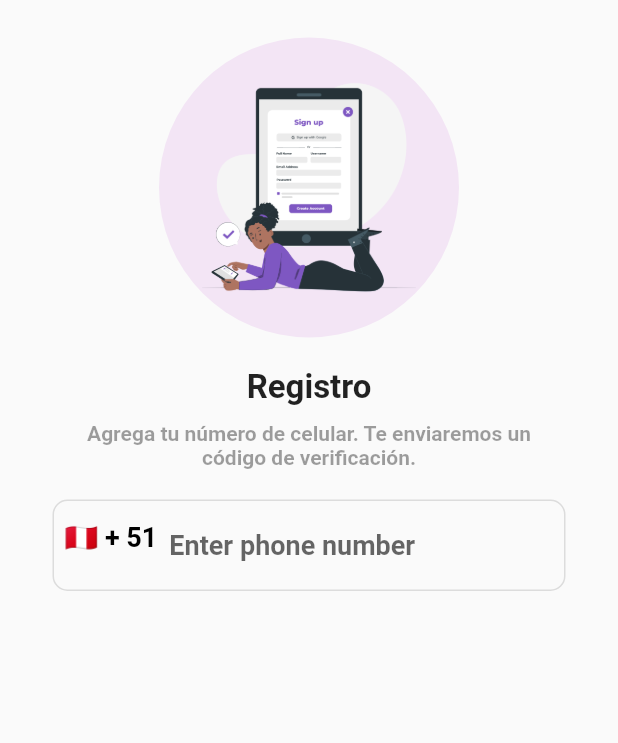
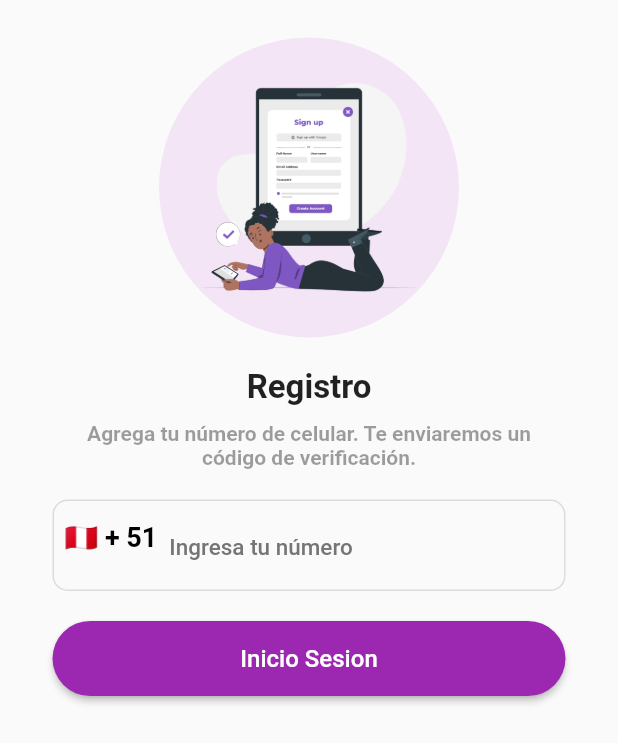
Before and after one commit to hernanspc/Flutter_Phone_Auth, a Flutter app: the RegisterScreen screen opened directly, on a phone screen of 412 x 824 dp. Shown: the top 743 px of the screen. Run offline on Flutter 3.47's test engine with Material 2 defaults, Android fonts, the phone set to English and light mode, and no system bars; our stand-ins replace country_picker.

Commit message:
agregando boton inicio sesion

```diff
--- a/lib/screens/register_screen.dart
+++ b/lib/screens/register_screen.dart
@@ -1,5 +1,6 @@
 import 'package:country_picker/country_picker.dart';
 import 'package:flutter/material.dart';
+import 'package:phoneauth_firebase/widgets/custom_button.dart';
 
 class RegisterScreen extends StatefulWidget {
   const RegisterScreen({super.key});
@@ -80,7 +81,11 @@ class _RegisterScreenState extends State<RegisterScreen> {
                 });
               },
               decoration: InputDecoration(
-                  hintText: "Enter phone number",
+                  hintText: "Ingresa tu número",
+                  hintStyle: TextStyle(
+                      fontWeight: FontWeight.w500,
+                      fontSize: 15,
+                      color: Colors.grey.shade600),
                   enabledBorder: OutlineInputBorder(
                     borderRadius: BorderRadius.circular(10),
                     borderSide: const BorderSide(color: Colors.black12),
@@ -120,6 +125,7 @@ class _RegisterScreenState extends State<RegisterScreen> {
                       ? Container(
                           height: 30,
                           width: 30,
+                          margin: const EdgeInsets.all(10.0),
                           decoration: const BoxDecoration(
                             shape: BoxShape.circle,
                             color: Colors.green,
@@ -132,6 +138,12 @@ class _RegisterScreenState extends State<RegisterScreen> {
                       : null),
             ),
             //SEPARADOR
+            const SizedBox(height: 20),
+            SizedBox(
+              width: double.infinity,
+              height: 50,
+              child: CustomButton(text: "Inicio Sesion", onPressed: () {}),
+            )
           ],
         ),
       ))),
```
